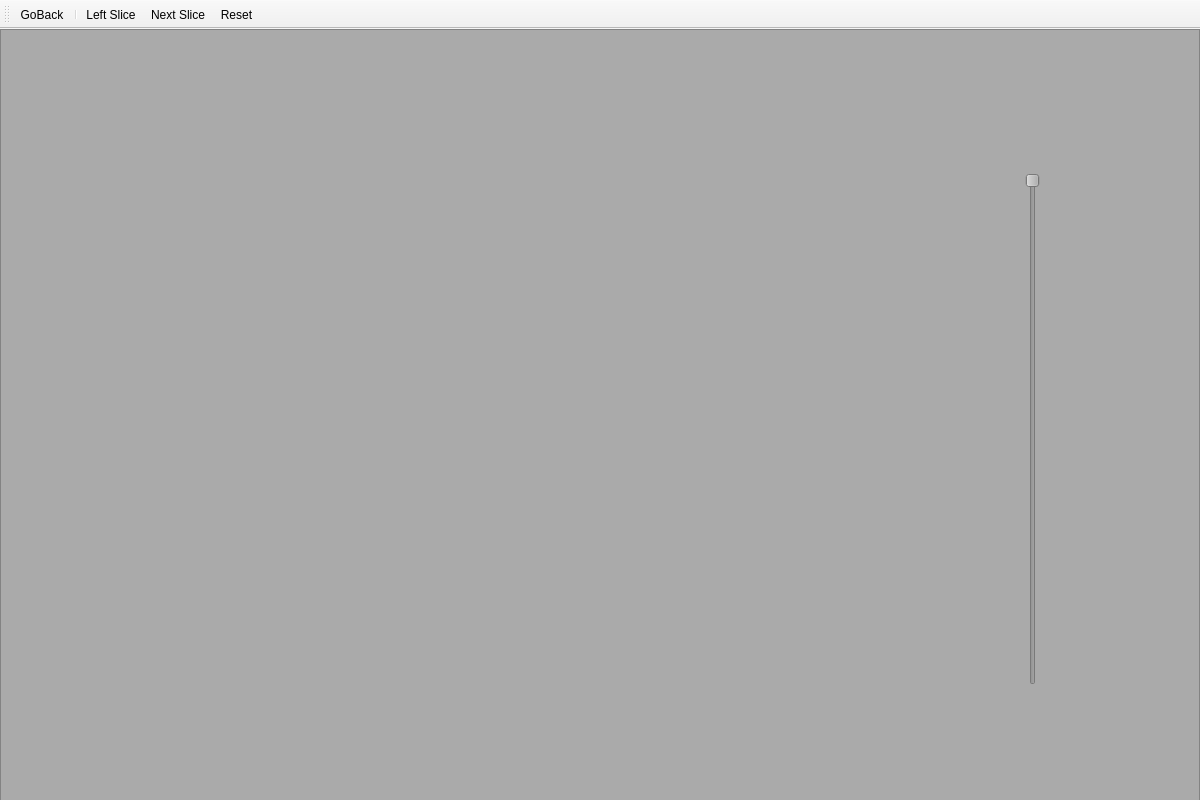
First picture: the form in UI files/processedScanViwerScreen.ui, repository Se1f0/GUI-PFE-MASTER, before the edit.
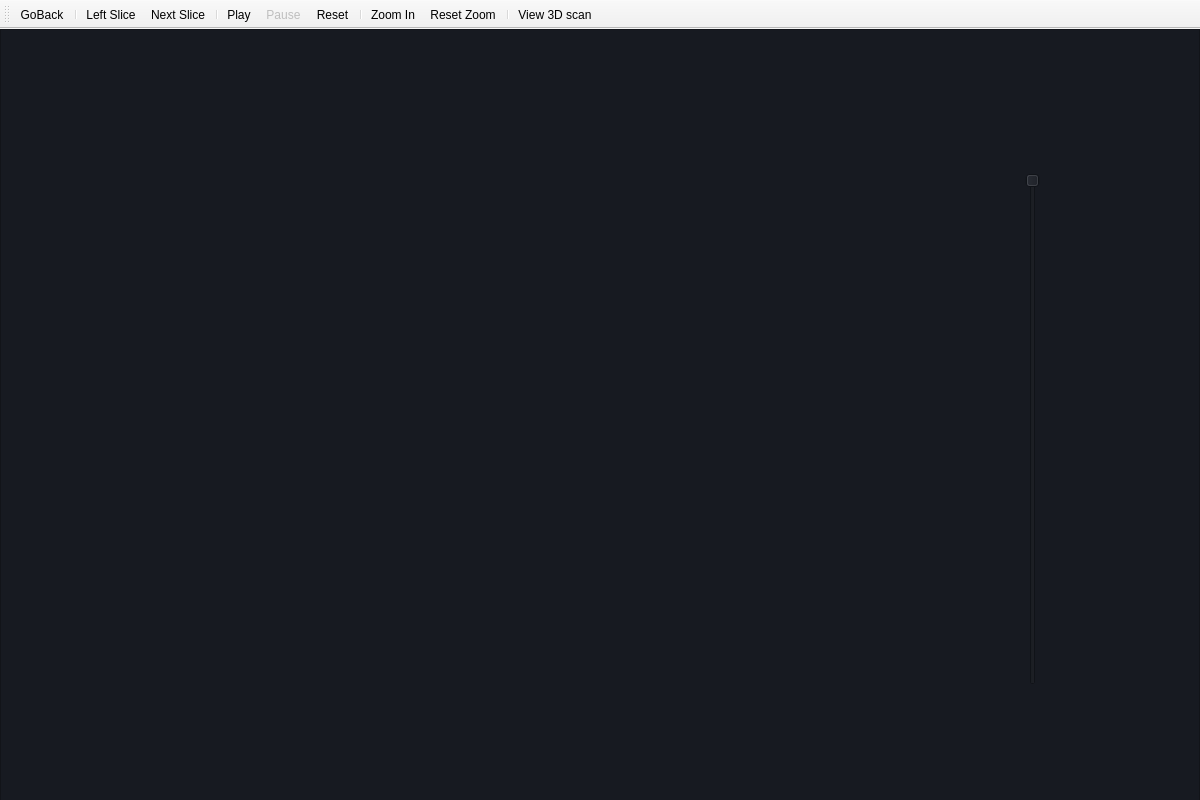
Second picture: the form after the edit. Icons and pictures are not drawn.

Commit message: 3D viewer + toolbar actions

```diff
--- a/UI files/processedScanViwerScreen.ui
+++ b/UI files/processedScanViwerScreen.ui
@@ -37,7 +37,7 @@
       </rect>
      </property>
      <property name="styleSheet">
-      <string notr="true">background-color: rgb(170, 170, 170);</string>
+      <string notr="true">background-color: rgb(23, 26, 33);</string>
      </property>
      <property name="frameShape">
       <enum>QFrame::StyledPanel</enum>
@@ -181,7 +181,15 @@
    <addaction name="separator"/>
    <addaction name="actionLeft_Slice"/>
    <addaction name="actionNext_Slice"/>
+   <addaction name="separator"/>
+   <addaction name="actionPlay"/>
+   <addaction name="actionpause"/>
    <addaction name="actionReset"/>
+   <addaction name="separator"/>
+   <addaction name="actionZoom_In"/>
+   <addaction name="actionReset_Zoom"/>
+   <addaction name="separator"/>
+   <addaction name="actionView_3D_scan"/>
   </widget>
   <action name="actionNext_Slice">
    <property name="icon">
@@ -318,6 +326,15 @@
     <string>Go back to the upload Screen</string>
    </property>
   </action>
+  <action name="actionView_3D_scan">
+   <property name="icon">
+    <iconset>
+     <normaloff>../assets/4236727.png</normaloff>../assets/4236727.png</iconset>
+   </property>
+   <property name="text">
+    <string>View 3D scan</string>
+   </property>
+  </action>
  </widget>
  <resources/>
  <connections/>
```
The commit also changes 8 other files.
